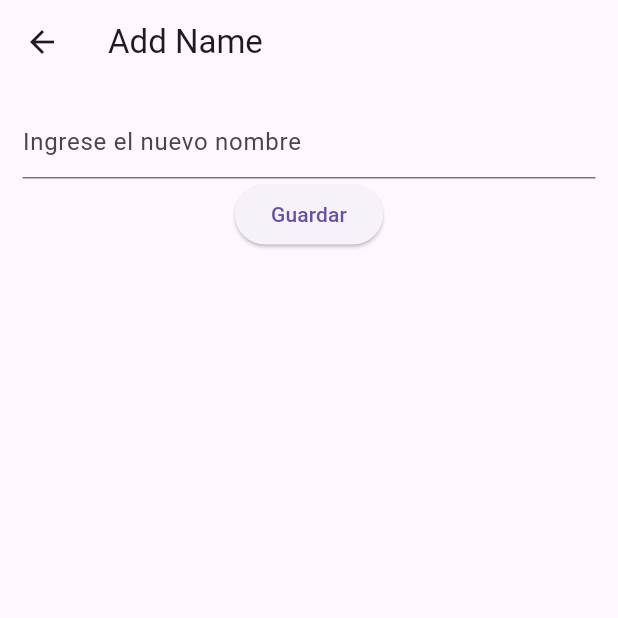
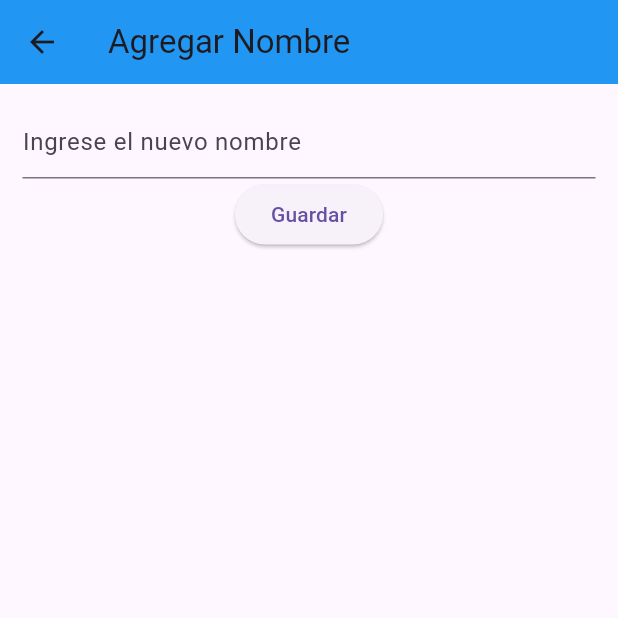
Before and after one commit to OneDavidrdz131/Act3Crud-0543, a Flutter app: the screen it shows after launch, after a tap on the "add" icon, on a phone screen of 412 x 824 dp, the top half of it. Run offline on Flutter 3.47's test engine with Material 3 defaults, Android fonts, the phone set to English and light mode, and no system bars; our stand-ins replace cloud_firestore, firebase_core, image_picker; accounts and stored records are empty.

Commit message:
version2

```diff
--- a/lib/pages/add_name_page.dart
+++ b/lib/pages/add_name_page.dart
@@ -14,7 +14,8 @@ class _AddNamePageState extends State<AddNamePage> {
   Widget build(BuildContext context) {
     return Scaffold(
       appBar: AppBar(
-        title: const Text('Add Name'),
+        title: const Text('Agregar Nombre'),
+        backgroundColor: Colors.blue,
       ),
       body: Padding(
         padding: const EdgeInsets.all(15.0),
--- a/lib/pages/edit_name_page.dart
+++ b/lib/pages/edit_name_page.dart
@@ -19,7 +19,8 @@ class _EditNamePageState extends State<EditNamePage> {
 
     return Scaffold(
       appBar: AppBar(
-        title: const Text('Edit Name'),
+        title: const Text('Editar Nombre'),
+        backgroundColor: Colors.blue,
       ),
       body: Padding(
         padding: const EdgeInsets.all(15.0),
--- a/lib/pages/home_page.dart
+++ b/lib/pages/home_page.dart
@@ -20,27 +20,11 @@ class _HomePageState extends State<HomePage> {
   @override
   Widget build(BuildContext context) {
     return Scaffold(
-        appBar: AppBar(
-          title: const Text('Flutter Firebase'),
-        ),
-        body: _pages[_selectedIndex],
-        bottomNavigationBar: BottomNavigationBar(
-          currentIndex: _selectedIndex,
-          onTap: (index) {
-            setState(() {
-              _selectedIndex = index;
-            });
-          },
-          items: const [
-            BottomNavigationBarItem(
-              icon: Icon(Icons.person),
-              label: 'Persons',
-            ),
-            BottomNavigationBarItem(
-              icon: Icon(Icons.upload),
-              label: 'Upload',
-            ),
-          ],
-        ));
+      appBar: AppBar(
+        title: const Text('Ford Mexico'),
+        backgroundColor: Colors.blue,
+      ),
+      body: _pages[_selectedIndex],
+    );
   }
 }
--- a/pubspec.yaml
+++ b/pubspec.yaml
@@ -42,6 +42,7 @@ dependencies:
 
   # Select a image from the phone
   image_picker: ^0.8.6
+  firebase_auth: ^4.17.8
 
 dev_dependencies:
   flutter_test:
```
Also changed, not shown: lib/firebase_options.dart.
